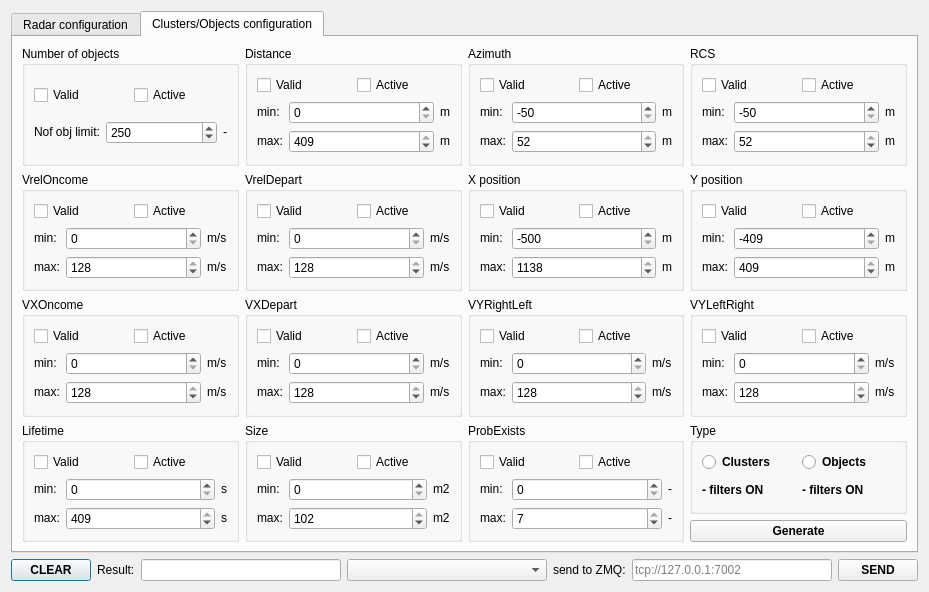
anatoltrush/RadarVisual, file dialogconfig.ui: the form before one commit.
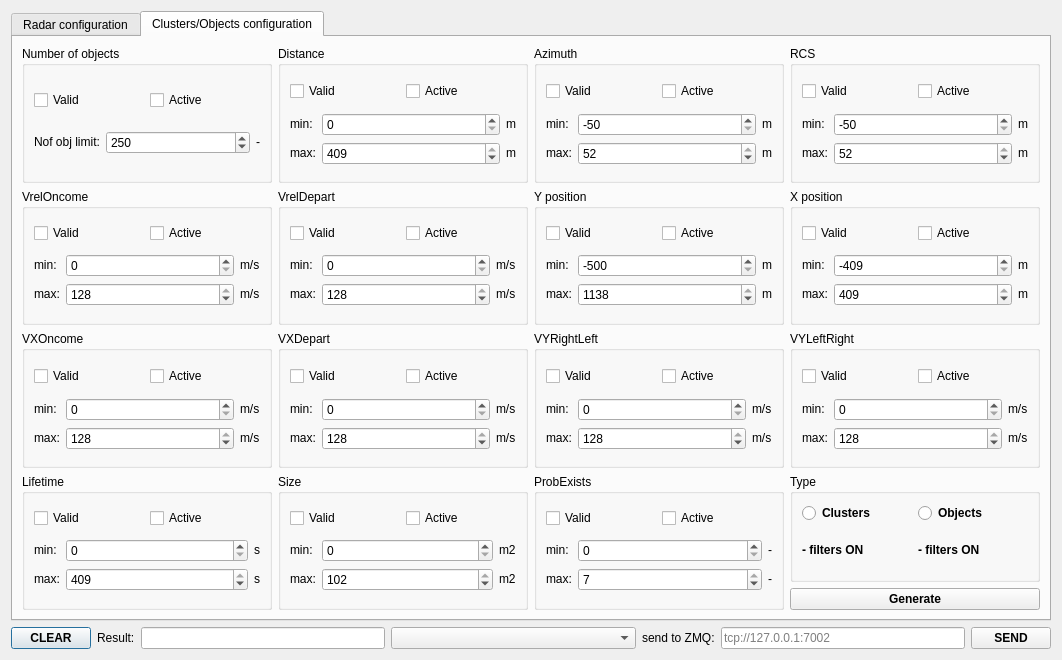
The form after the commit. The open tabs and pages were chosen to show the change.

What changed in the file:
```diff
--- a/dialogconfig.ui
+++ b/dialogconfig.ui
@@ -6,8 +6,8 @@
    <rect>
     <x>0</x>
     <y>0</y>
-    <width>845</width>
-    <height>580</height>
+    <width>1062</width>
+    <height>660</height>
    </rect>
   </property>
   <property name="windowTitle">
@@ -26,6 +26,7 @@
       <widget class="QPushButton" name="pBClearResStr">
        <property name="font">
         <font>
+         <weight>75</weight>
          <bold>true</bold>
         </font>
        </property>
@@ -51,6 +52,7 @@
        </property>
        <property name="font">
         <font>
+         <weight>75</weight>
          <bold>true</bold>
         </font>
        </property>
@@ -69,6 +71,7 @@
        </property>
        <property name="font">
         <font>
+         <weight>75</weight>
          <bold>true</bold>
         </font>
        </property>
@@ -92,6 +95,7 @@
       <widget class="QPushButton" name="pBSend">
        <property name="font">
         <font>
+         <weight>75</weight>
          <bold>true</bold>
         </font>
        </property>
@@ -1684,7 +1688,7 @@
        <item row="1" column="2">
         <widget class="QGroupBox" name="gBSetClObjX">
          <property name="title">
-          <string>X position</string>
+          <string>Y position</string>
          </property>
          <layout class="QGridLayout" name="gridLayout_39">
           <item row="0" column="0">
@@ -1805,7 +1809,7 @@
        <item row="1" column="3">
         <widget class="QGroupBox" name="gBSetClObjY">
          <property name="title">
-          <string>Y position</string>
+          <string>X position</string>
          </property>
          <layout class="QGridLayout" name="gridLayout_41">
           <item row="0" column="0">
@@ -2719,6 +2723,7 @@
              <widget class="QRadioButton" name="rBSetClObjTypeCl">
               <property name="font">
                <font>
+                <weight>75</weight>
                 <bold>true</bold>
                </font>
               </property>
@@ -2731,6 +2736,7 @@
              <widget class="QRadioButton" name="rBSetClObjTypeObj">
               <property name="font">
                <font>
+                <weight>75</weight>
                 <bold>true</bold>
                </font>
               </property>
@@ -2743,6 +2749,7 @@
              <widget class="QLabel" name="lFiltersCl">
               <property name="font">
                <font>
+                <weight>75</weight>
                 <bold>true</bold>
                </font>
               </property>
@@ -2755,6 +2762,7 @@
              <widget class="QLabel" name="lFiltersObj">
               <property name="font">
                <font>
+                <weight>75</weight>
                 <bold>true</bold>
                </font>
               </property>
@@ -2770,6 +2778,7 @@
           <widget class="QPushButton" name="pBGenClObjConf">
            <property name="font">
             <font>
+             <weight>75</weight>
              <bold>true</bold>
             </font>
            </property>
```
Left out of the diff: 3 changed lines with no effect on the pictures.
